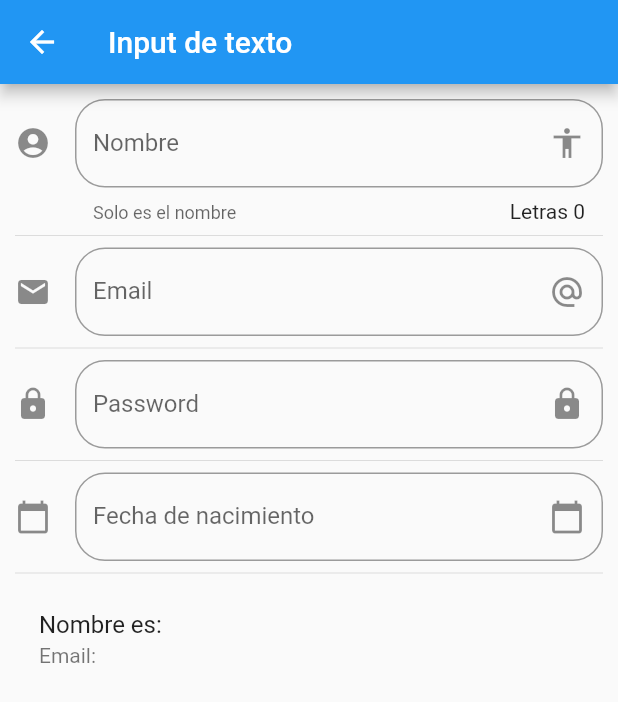
After one commit to MasterManu70/Flutter_Componentes, a Flutter app: the screen it shows after launch, after a tap on "Inputs", on a phone screen of 412 x 824 dp. The commit adds this screen. Shown: the top 702 px of the screen. Run offline on Flutter 3.47's test engine with Material 2 defaults, Android fonts, the phone set to English and light mode, and no system bars; network calls fail.

Commit message:
Clase Inputs

```diff
--- a/data/menu_opts.json
+++ b/data/menu_opts.json
@@ -15,6 +15,16 @@
             "ruta" : "card",
             "icon" : "folder_open",
             "texto": "Cards - Tarjetas"
+        },
+        {
+            "ruta" : "animatedContainer",
+            "icon" : "donut_large",
+            "texto": "Animated Container"
+        },
+        {
+            "ruta" : "inputs",
+            "icon" : "input",
+            "texto": "Inputs"
         }
     ]
 }
--- a/lib/main.dart
+++ b/lib/main.dart
@@ -1,6 +1,7 @@
 import 'package:componentes/src/pages/alert_page.dart';
 import 'package:componentes/src/routes/routes.dart';
 import 'package:flutter/material.dart';
+import 'package:flutter_localizations/flutter_localizations.dart';
 
 //import 'package:componentes/src/pages/home_temp.dart';
 
@@ -10,6 +11,14 @@ class MyApp extends StatelessWidget {
   @override
   Widget build(BuildContext context) {
     return MaterialApp(
+      localizationsDelegates: [
+        GlobalMaterialLocalizations.delegate,
+        GlobalWidgetsLocalizations.delegate,
+      ],
+      supportedLocales: [
+        const Locale('en', 'US'), // English
+        const Locale('es', 'ES'), // Spanish
+      ],
       title: 'Componentes App',
       debugShowCheckedModeBanner: false,
       // home: HomePage(),
--- /dev/null
+++ b/lib/src/pages/input_page.dart
@@ -0,0 +1,147 @@
+import 'package:flutter/material.dart';
+
+class InputPage extends StatefulWidget {
+  @override
+  _InputPageState createState() => _InputPageState();
+}
+
+class _InputPageState extends State<InputPage> {
+
+  String _nombre = "";
+  String _email = "";
+  String _fecha = "";
+
+  TextEditingController _inputFieldDateController = new TextEditingController();
+
+  @override
+  Widget build(BuildContext context) {
+    return Scaffold(
+      appBar: AppBar(
+        title: Text('Input de texto'),
+      ),
+      body: ListView(
+        padding: EdgeInsets.symmetric(horizontal: 10.0, vertical: 10.0),
+        children: <Widget>[
+          _crearInput(),
+          Divider(),
+          _crearEmail(),
+          Divider(),
+          _crearPassword(),
+          Divider(),
+          _crearFecha(context),
+          Divider(),
+          _crearPersona(),
+        ],
+      ),
+    );
+  }
+
+  Widget _crearEmail(){
+    return TextField(
+      keyboardType: TextInputType.emailAddress,
+      decoration: InputDecoration(
+        border: OutlineInputBorder(
+          borderRadius: BorderRadius.circular(20.0)
+        ),
+        hintText: 'Email',
+        labelText: 'Email',
+        suffixIcon: Icon(Icons.alternate_email),
+        icon: Icon(Icons.email)
+      ),
+      onChanged: (valor){
+        setState(() {
+          _email = valor;
+        });
+      },
+    );
+  }
+
+  Widget _crearPassword(){
+    return TextField(
+      obscureText: true,
+      decoration: InputDecoration(
+        border: OutlineInputBorder(
+          borderRadius: BorderRadius.circular(20.0)
+        ),
+        hintText: 'Password',
+        labelText: 'Password',
+        suffixIcon: Icon(Icons.lock),
+        icon: Icon(Icons.lock)
+      ),
+      onChanged: (valor){
+        setState(() {
+          _email = valor;
+        });
+      },
+    );
+  }
+
+  Widget _crearInput() {
+    return TextField(
+      //autofocus: true,
+      textCapitalization: TextCapitalization.sentences,
+      decoration: InputDecoration(
+        border: OutlineInputBorder(
+          borderRadius: BorderRadius.circular(20.0)
+        ),
+        counter: Text('Letras ${_nombre.length}'),
+        hintText: 'Nombre de la persona',
+        labelText: 'Nombre',
+        helperText: 'Solo es el nombre',
+        suffixIcon: Icon(Icons.accessibility),
+        icon: Icon(Icons.account_circle)
+      ),
+      onChanged: (valor){
+        setState(() {
+          _nombre = valor;
+        });
+      },
+    );
+  }
+
+  Widget _crearFecha(BuildContext context){
+    return TextField(
+      enableInteractiveSelection: false,
+      controller: _inputFieldDateController,
+      decoration: InputDecoration(
+        border: OutlineInputBorder(
+          borderRadius: BorderRadius.circular(20.0)
+        ),
+        hintText: 'Fecha de nacimiento',
+        labelText: 'Fecha de nacimiento',
+        suffixIcon: Icon(Icons.calendar_today),
+        icon: Icon(Icons.calendar_today)
+      ),
+      onTap: (){
+        FocusScope.of(context).requestFocus(new FocusNode());
+        _selectDate(context);
+      },
+    );
+  }
+
+  _selectDate(BuildContext context) async{
+
+    DateTime picked = await showDatePicker(
+      context: context,
+      initialDate: new DateTime.now(),
+      firstDate: new DateTime(2018),
+      lastDate: new DateTime(2025),
+      locale: Locale('es', 'ES'),
+    );
+
+    if(picked != null){
+      setState(() {
+        _fecha = picked.toString();
+        _inputFieldDateController.text = _fecha;
+      });
+    }
+
+  }
+
+  Widget _crearPersona(){
+    return ListTile(
+      title: Text('Nombre es: $_nombre'),
+      subtitle: Text('Email: $_email'),
+    );
+  }
+}
--- a/lib/src/routes/routes.dart
+++ b/lib/src/routes/routes.dart
@@ -1,7 +1,9 @@
 import 'package:componentes/src/pages/alert_page.dart';
+import 'package:componentes/src/pages/animated_container.dart';
 import 'package:componentes/src/pages/avatar_page.dart';
 import 'package:componentes/src/pages/card_page.dart';
 import 'package:componentes/src/pages/home_page.dart';
+import 'package:componentes/src/pages/input_page.dart';
 import 'package:flutter/material.dart';
 
 Map<String, WidgetBuilder> getApplicationRoutes(){
@@ -11,6 +13,8 @@ Map<String, WidgetBuilder> getApplicationRoutes(){
     'alert'  : (BuildContext context ) => AlertPage(),
     'avatar' : (BuildContext context ) => AvatarPage(),
     'card'   : (BuildContext context ) => CardPage(),
+    'animatedContainer'   : (BuildContext context ) => AnimatedContainerPage(),
+    'inputs'   : (BuildContext context ) => InputPage(),
   };
 
 }
--- a/lib/src/utils/icono_string_util.dart
+++ b/lib/src/utils/icono_string_util.dart
@@ -5,6 +5,8 @@ final _icons = <String, IconData>{
   'add_alert'     : Icons.add_alert,
   'accessibility' : Icons.accessibility,
   'folder_open'   : Icons.folder_open,
+  'donut_large'   : Icons.donut_large,
+  'input'         : Icons.input,
 
 };
 
--- a/pubspec.yaml
+++ b/pubspec.yaml
@@ -18,6 +18,8 @@ environment:
 
 dependencies:
   flutter:
+    sdk: flutter
+  flutter_localizations:
     sdk: flutter
 
   # The following adds the Cupertino Icons font to your application.
```
Also changed, not shown: lib/src/pages/animated_container.dart (added, +59 -0 lines), lib/src/pages/avatar_page.dart (+23 -0 lines), pubspec.lock.
